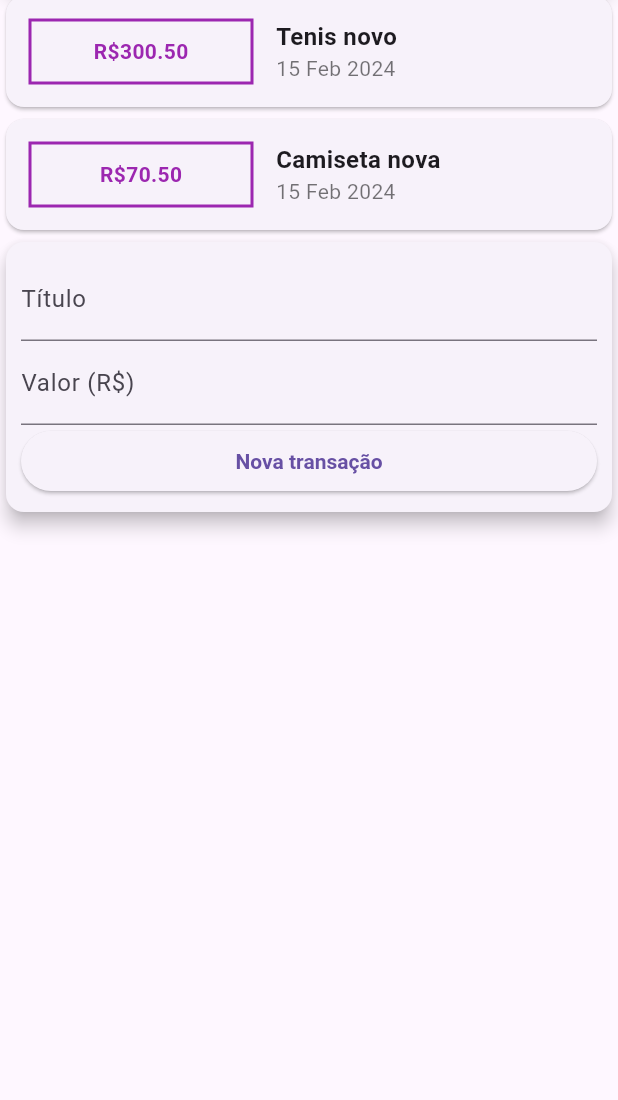
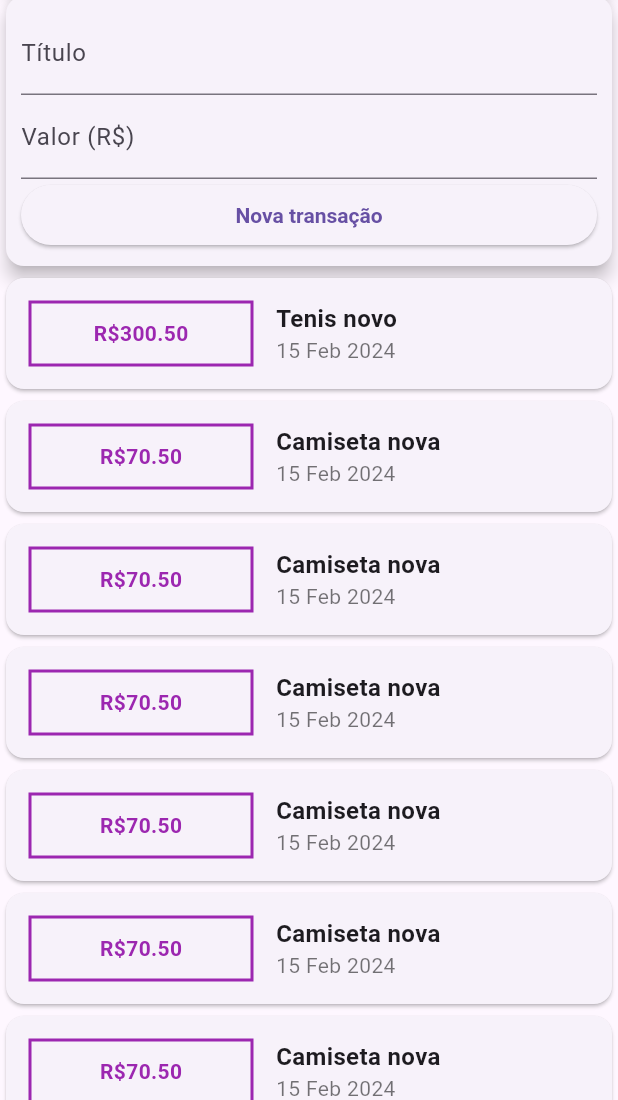
Before and after one commit to gabrielnavas/expenses-flutter-app, a Flutter app: the screen it shows after launch, on a phone screen of 412 x 824 dp, the part 136-1236 px from its top. Run offline on Flutter 3.47's test engine with Material 3 defaults, Android fonts, the phone set to English and light mode, and no system bars.

```diff
--- a/lib/main.dart
+++ b/lib/main.dart
@@ -23,7 +23,8 @@ class MyHomePage extends StatelessWidget {
           foregroundColor: Colors.white,
           backgroundColor: Colors.red,
         ),
-        body: Column(
+        body: SingleChildScrollView(
+          child: Column(
             crossAxisAlignment: CrossAxisAlignment.stretch,
             children: [
               Container(
@@ -34,6 +35,7 @@ class MyHomePage extends StatelessWidget {
               ),
               TransactionUser(),
             ],
+          ),
         ));
   }
 }
--- a/lib/widgets/transaction_user.dart
+++ b/lib/widgets/transaction_user.dart
@@ -18,6 +18,16 @@ class _TransactionUserState extends State<TransactionUser> {
         id: '1', title: 'Tenis novo', value: 300.50, date: DateTime.now()),
     Transaction(
         id: '2', title: 'Camiseta nova', value: 70.50, date: DateTime.now()),
+    Transaction(
+        id: '3', title: 'Camiseta nova', value: 70.50, date: DateTime.now()),
+    Transaction(
+        id: '4', title: 'Camiseta nova', value: 70.50, date: DateTime.now()),
+    Transaction(
+        id: '5', title: 'Camiseta nova', value: 70.50, date: DateTime.now()),
+    Transaction(
+        id: '6', title: 'Camiseta nova', value: 70.50, date: DateTime.now()),
+    Transaction(
+        id: '7', title: 'Camiseta nova', value: 70.50, date: DateTime.now()),
   ];
 
   _addTransaction(String title, double value) {
@@ -34,8 +44,8 @@ class _TransactionUserState extends State<TransactionUser> {
   @override
   Widget build(BuildContext context) {
     return Column(children: [
+      TransactionForm(_addTransaction),
       TransactionList(_transactions),
-      TransactionForm(_addTransaction),
     ]);
   }
 }
```
Lines whose indentation alone changed are shown as unchanged.
